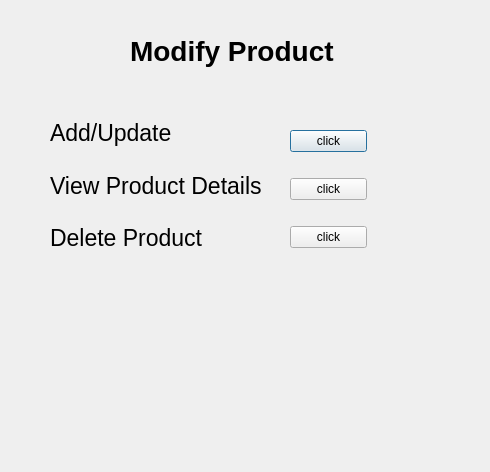
Before: the Qt Designer form Sadikshya/modifyproduct.ui in psaishya/The-Winkel, drawn with Qt 5.
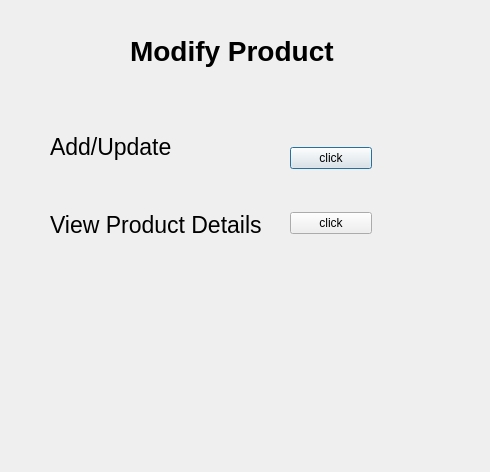
After: the same form once the commit is applied.

Diff of the .ui file:
```diff
--- a/Sadikshya/modifyproduct.ui
+++ b/Sadikshya/modifyproduct.ui
@@ -66,18 +66,6 @@
       </property>
      </widget>
     </item>
-    <item>
-     <widget class="QLabel" name="label_3">
-      <property name="font">
-       <font>
-        <pointsize>17</pointsize>
-       </font>
-      </property>
-      <property name="text">
-       <string>Delete Product</string>
-      </property>
-     </widget>
-    </item>
    </layout>
   </widget>
   <widget class="QWidget" name="layoutWidget">
@@ -85,7 +73,7 @@
     <rect>
      <x>290</x>
      <y>110</y>
-     <width>77</width>
+     <width>82</width>
      <height>161</height>
     </rect>
    </property>
@@ -104,13 +92,6 @@
       </property>
      </widget>
     </item>
-    <item>
-     <widget class="QPushButton" name="pushButtondelete">
-      <property name="text">
-       <string>click</string>
-      </property>
-     </widget>
-    </item>
    </layout>
   </widget>
  </widget>
```
